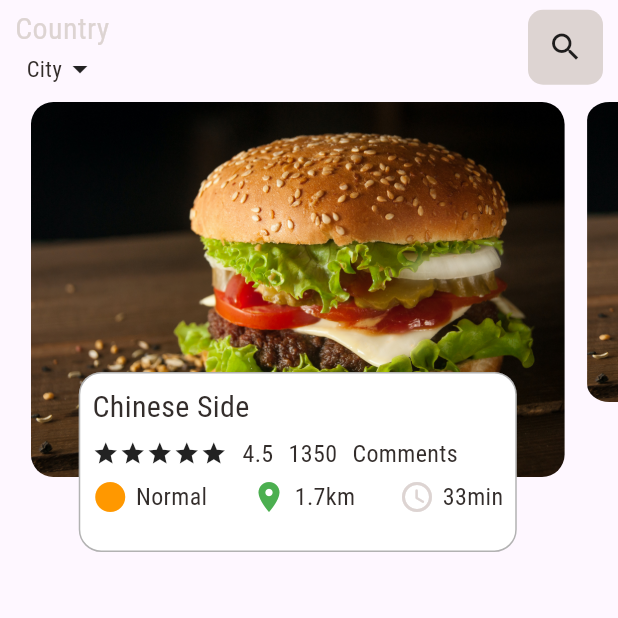
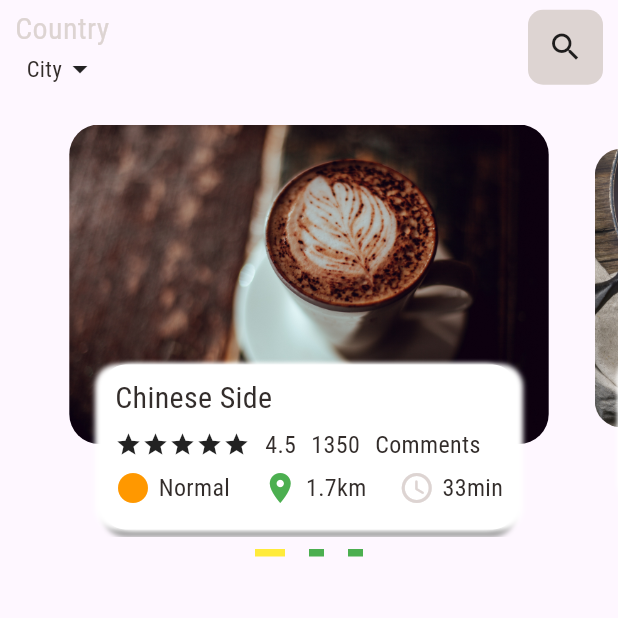
Before and after one commit to VengAnn/flutter_ecommerce_app, a Flutter app: the screen it shows after launch, on a phone screen of 412 x 824 dp, the top half of it. Run offline on Flutter 3.47's test engine with Material 2 defaults, Android fonts, the phone set to English and light mode, and no system bars; drawn by our look-alikes of carousel_slider.

Commit message:
update first commite

```diff
--- a/lib/home/food_page_body.dart
+++ b/lib/home/food_page_body.dart
@@ -1,8 +1,10 @@
 import 'package:flutter/material.dart';
-import 'package:flutter_e_commerce_app_with_backend/utils/app_colors.dart';
-import 'package:flutter_e_commerce_app_with_backend/widgets/big_text.dart';
-import 'package:flutter_e_commerce_app_with_backend/widgets/icon_text_widget.dart';
-import 'package:flutter_e_commerce_app_with_backend/widgets/small_text.dart';
+import 'package:carousel_slider/carousel_slider.dart';
+
+import '../utils/app_colors.dart';
+import '../widgets/big_text.dart';
+import '../widgets/icon_text_widget.dart';
+import '../widgets/small_text.dart';
 
 class FoodPageBody extends StatefulWidget {
   const FoodPageBody({super.key});
@@ -12,95 +14,120 @@ class FoodPageBody extends StatefulWidget {
 }
 
 class _FoodPageBodyState extends State<FoodPageBody> {
-  final PageController pageController = PageController(
-    initialPage: 0,
-    viewportFraction: 0.9,
-  );
+  //Propeties for pageview if you not use package name Carousel
+  //   final PageController pageController = PageController(
+  //   initialPage: 0,
+  //   viewportFraction: 0.85,
+  // );
 
-  var currentPageValue = 0.0;
-  double scaleFactor = 0.8;
+  // var currentPageValue = 0.0;
 
-  @override
-  void initState() {
-    pageController.addListener(() {
-      currentPageValue = pageController.page!;
-      setState(() {});
-      print("currentPage: ${currentPageValue.toString()}");
-    });
-    super.initState();
-  }
+  // @override
+  // void initState() {
+  //   pageController.addListener(() {
+  //     currentPageValue = pageController.page!;
+  //     setState(() {});
+  //     //  print("currentPage: ${currentPageValue.toString()}");
+  //   });
+  //   super.initState();
+  // }
 
-  //dispose
-  @override
-  void dispose() {
-    pageController.dispose();
-    super.dispose();
-  }
-
+  // //dispose
+  // @override
+  // void dispose() {
+  //   pageController.dispose();
+  //   super.dispose();
+  // }
+  List<Widget> imageList = [
+    ClipRRect(
+        borderRadius: BorderRadius.circular(20),
+        child: Image.asset(
+          "assets/images/real/coffee.jpg",
+          fit: BoxFit.cover,
+        )),
+    ClipRRect(
+      borderRadius: BorderRadius.circular(20),
+      child: Image.asset(
+        "assets/images/real/apple_pie.jpg",
+        fit: BoxFit.cover,
+      ),
+    ),
+    ClipRRect(
+        borderRadius: BorderRadius.circular(20),
+        child: Image.asset(
+          "assets/images/real/hamburger.jpg",
+          fit: BoxFit.cover,
+        )),
+  ];
+  int currentPageValue = 0;
   @override
   Widget build(BuildContext context) {
-    return Container(
-      // color: Colors.amber,
-      padding: const EdgeInsets.symmetric(vertical: 10),
-      height: 320,
-      child: PageView.builder(
-        controller: pageController,
-        itemCount: 2,
-        itemBuilder: (context, index) {
-          return _buildPageItems(index);
+    return Column(
+      children: [
+        // ignore: sized_box_for_whitespace
+        Container(
+          height: 300,
+          //color: Colors.amber,
+          child: CarouselSlider(
+            options: CarouselOptions(
+              height: 250.0,
+              viewportFraction: 0.8,
+              initialPage: 0,
+              enableInfiniteScroll: false,
+              //reverse: false,
+              // autoPlay: true,
+              // autoPlayInterval: Duration(seconds: 3),
+              // autoPlayAnimationDuration: Duration(milliseconds: 800),
+              autoPlayCurve: Curves.fastOutSlowIn,
+              enlargeCenterPage: true,
+              enlargeFactor: 0.3,
+              onPageChanged: (index, reason) {
+                currentPageValue = index;
+                setState(() {});
               },
+              scrollDirection: Axis.horizontal,
             ),
-    );
-  }
-
-  Widget _buildPageItems(int index) {
-    // ignore: unnecessary_new
-    Matrix4 matrix = new Matrix4.identity();
-    if (index == currentPageValue) {
-      var currScale = 1 - (currentPageValue - index) * (1 - scaleFactor);
-      //pass value to matrix
-      matrix = Matrix4.diagonal3Values(1, currScale, 1);
-    } else if (index == currentPageValue.floor() + 1) {
-      var currScale =
-          scaleFactor + (currentPageValue - index + 1) * (1 - scaleFactor);
-      matrix = Matrix4.diagonal3Values(1, currScale, 1);
-    }
-    return Transform(
-      transform: matrix,
-      child: Stack(
+            items: imageList.map((i) {
+              return Builder(
+                builder: (BuildContext context) {
+                  return Stack(
+                    clipBehavior: Clip.none, // Allow children to overflow
                     children: [
                       Container(
-            height: 250,
-            width: double.maxFinite,
-            margin: const EdgeInsets.only(right: 15),
-            decoration: BoxDecoration(
-              image: const DecorationImage(
-                image: AssetImage("assets/images/real/hamburger.jpg"),
-                fit: BoxFit.cover,
+                        width: MediaQuery.of(context).size.width * 0.8,
+                        margin: const EdgeInsets.symmetric(horizontal: 5.0),
+                        // decoration: const BoxDecoration(color: Colors.amber),
+                        child: i, // Show imageList
                       ),
-              borderRadius: BorderRadius.circular(15.0),
-            ),
-          ),
-          Align(
+                      //
+                      Positioned.fill(
+                        bottom: -20,
+                        child: Align(
                           alignment: Alignment.bottomCenter,
                           child: Container(
-              height: 120,
-              width: MediaQuery.of(context).size.width - 120,
-              margin: const EdgeInsets.only(left: 15, right: 30, bottom: 0),
+                            width: MediaQuery.of(context).size.width / 1.5,
+                            height: 110,
+                            // margin: EdgeInsets.only(bottom: 0),
                             decoration: BoxDecoration(
+                              borderRadius: BorderRadius.circular(15.0),
                               color: Colors.white,
-                borderRadius: BorderRadius.circular(15.0),
-                border: Border.all(
-                  width: 1.0,
-                  color: Colors.black.withOpacity(0.3),
+                              boxShadow: const [
+                                BoxShadow(
+                                  blurRadius: 2,
+                                  color: Colors.grey,
+                                  offset: Offset(0, 5),
                                 ),
-                // boxShadow: [
-                //   BoxShadow(
-                //     color: Colors.black.withOpacity(0.3),
-                //     spreadRadius: 2,
-                //     blurRadius: 2,
-                //   ),
-                //   ],
+                                BoxShadow(
+                                  color: Colors.white,
+                                  blurRadius: 2.0,
+                                  offset: Offset(-5, 0),
+                                ),
+                                BoxShadow(
+                                  color: Colors.white,
+                                  blurRadius: 2.0,
+                                  offset: Offset(5, 0),
+                                ),
+                              ],
                             ),
                             child: Padding(
                               padding: const EdgeInsets.all(8.0),
@@ -148,7 +175,8 @@ class _FoodPageBodyState extends State<FoodPageBody> {
                                     const SizedBox(height: 5.0),
                                     //
                                     Row(
-                        mainAxisAlignment: MainAxisAlignment.spaceBetween,
+                                      mainAxisAlignment:
+                                          MainAxisAlignment.spaceBetween,
                                       children: [
                                         IconAndTextReusableWidget(
                                           icondata: Icons.circle_sharp,
@@ -177,8 +205,32 @@ class _FoodPageBodyState extends State<FoodPageBody> {
                             ),
                           ),
                         ),
+                      ),
                     ],
+                  );
+                },
+              );
+            }).toList(),
           ),
+        ),
+        //
+        // const SizedBox(
+        //   height: 60,
+        // ),
+        Wrap(
+          children: List.generate(
+            imageList.length,
+            (index) => Padding(
+              padding: const EdgeInsets.all(8.0),
+              child: Container(
+                width: index == currentPageValue ? 20 : 10,
+                height: 5,
+                color: index == currentPageValue ? Colors.yellow : Colors.green,
+              ),
+            ),
+          ),
+        ),
+      ],
     );
   }
 }
--- a/lib/home/main_food_page.dart
+++ b/lib/home/main_food_page.dart
@@ -18,6 +18,7 @@ class _MainFoodPageState extends State<MainFoodPage> {
       body: SafeArea(
         child: Column(
           children: [
+            //Show Header
             Container(
               margin: const EdgeInsets.only(top: 5.0),
               padding: const EdgeInsets.symmetric(horizontal: 10.0),
@@ -60,7 +61,7 @@ class _MainFoodPageState extends State<MainFoodPage> {
                 ],
               ),
             ),
-            //
+            //Show screen on body
             FoodPageBody(),
           ],
         ),
--- a/pubspec.yaml
+++ b/pubspec.yaml
@@ -35,6 +35,8 @@ dependencies:
   # The following adds the Cupertino Icons font to your application.
   # Use with the CupertinoIcons class for iOS style icons.
   cupertino_icons: ^1.0.2
+  get: ^4.6.5
+  carousel_slider: ^4.2.1
 
 dev_dependencies:
   flutter_test:
```
Also changed, not shown: pubspec.lock. Lines whose indentation alone changed are shown as unchanged.
